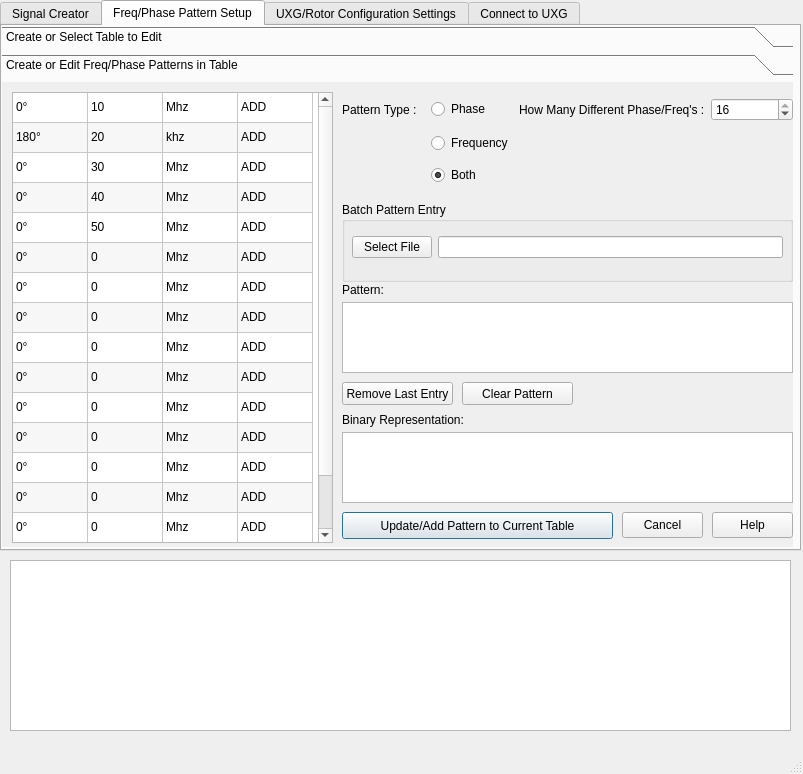
First picture: the form in UXG/mainwindow.ui, repository jonk4m/UXG, before the edit.
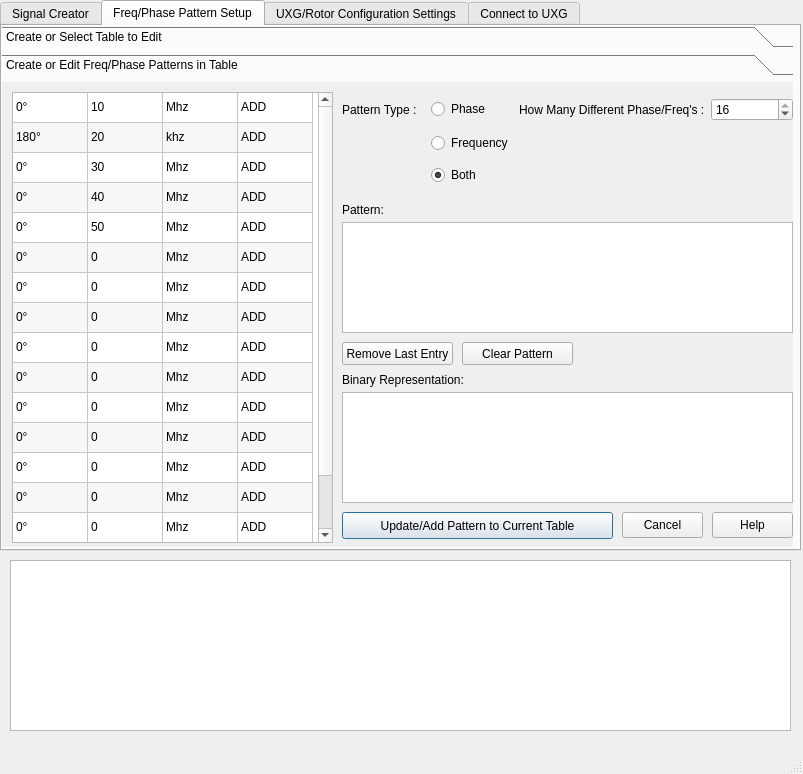
Second picture: the form after the edit. The open tabs and pages were chosen to show the change.

Patch:
```diff
--- a/UXG/mainwindow.ui
+++ b/UXG/mainwindow.ui
@@ -3745,9 +3745,9 @@
         <property name="geometry">
          <rect>
           <x>340</x>
-          <y>350</y>
+          <y>310</y>
           <width>451</width>
-          <height>71</height>
+          <height>111</height>
          </rect>
         </property>
         <property name="readOnly">
@@ -4233,7 +4233,7 @@
         <property name="geometry">
          <rect>
           <x>340</x>
-          <y>330</y>
+          <y>290</y>
           <width>141</width>
           <height>16</height>
          </rect>
@@ -4246,9 +4246,9 @@
         <property name="geometry">
          <rect>
           <x>340</x>
-          <y>220</y>
+          <y>140</y>
           <width>451</width>
-          <height>71</height>
+          <height>111</height>
          </rect>
         </property>
         <property name="readOnly">
@@ -4259,59 +4259,20 @@
         <property name="geometry">
          <rect>
           <x>340</x>
-          <y>200</y>
-          <width>141</width>
-          <height>16</height>
-         </rect>
-        </property>
-        <property name="text">
-         <string>Pattern:</string>
-        </property>
-       </widget>
-       <widget class="QGroupBox" name="groupBox">
-        <property name="geometry">
-         <rect>
-          <x>340</x>
           <y>120</y>
-          <width>451</width>
-          <height>80</height>
+          <width>141</width>
+          <height>16</height>
          </rect>
         </property>
-        <property name="title">
-         <string>Batch Pattern Entry</string>
+        <property name="text">
+         <string>Pattern:</string>
         </property>
-        <widget class="QWidget" name="horizontalLayoutWidget_2">
-         <property name="geometry">
-          <rect>
-           <x>10</x>
-           <y>20</y>
-           <width>431</width>
-           <height>51</height>
-          </rect>
-         </property>
-         <layout class="QHBoxLayout" name="horizontalLayout_2">
-          <item>
-           <widget class="QPushButton" name="batch_pattern_entry_push_button">
-            <property name="text">
-             <string>Select File</string>
-            </property>
-           </widget>
-          </item>
-          <item>
-           <widget class="QLineEdit" name="select_file_line_edit_2">
-            <property name="readOnly">
-             <bool>true</bool>
-            </property>
-           </widget>
-          </item>
-         </layout>
-        </widget>
        </widget>
        <widget class="QPushButton" name="remove_last_entry_pushbutton">
         <property name="geometry">
          <rect>
           <x>340</x>
-          <y>300</y>
+          <y>260</y>
           <width>111</width>
           <height>23</height>
          </rect>
@@ -4324,7 +4285,7 @@
         <property name="geometry">
          <rect>
           <x>460</x>
-          <y>300</y>
+          <y>260</y>
           <width>111</width>
           <height>23</height>
          </rect>
```
Left out of the diff: 16 changed lines with no effect on the pictures.
